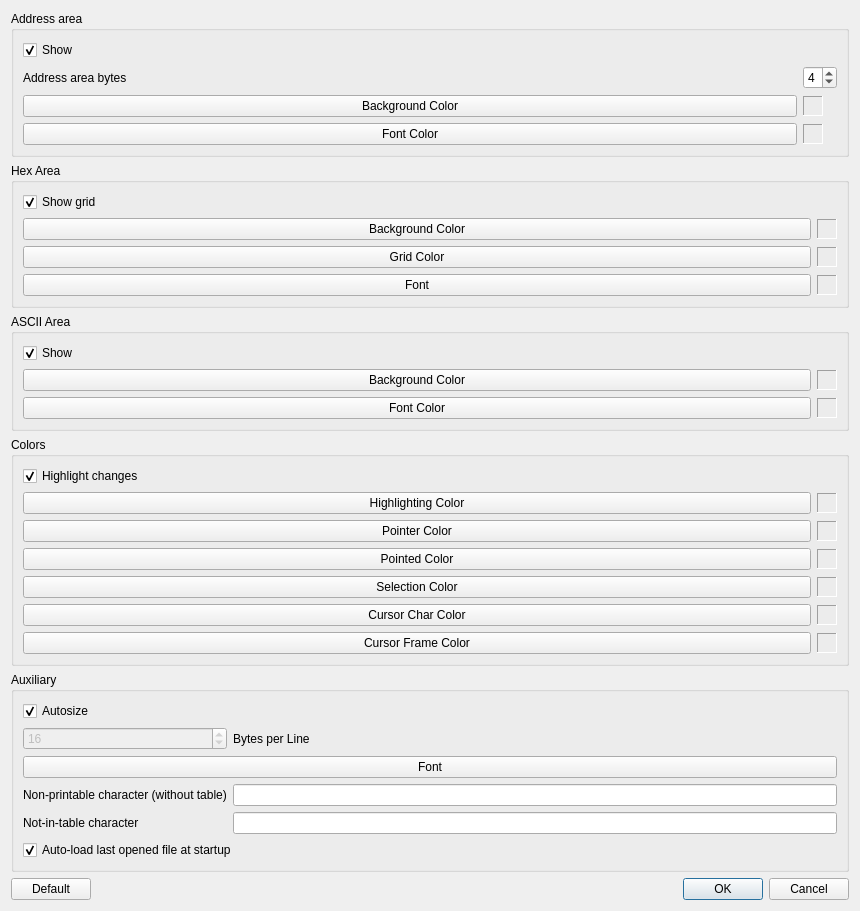
Qt form src/optionsdialog.ui (road-t/RTHextion) before a commit.
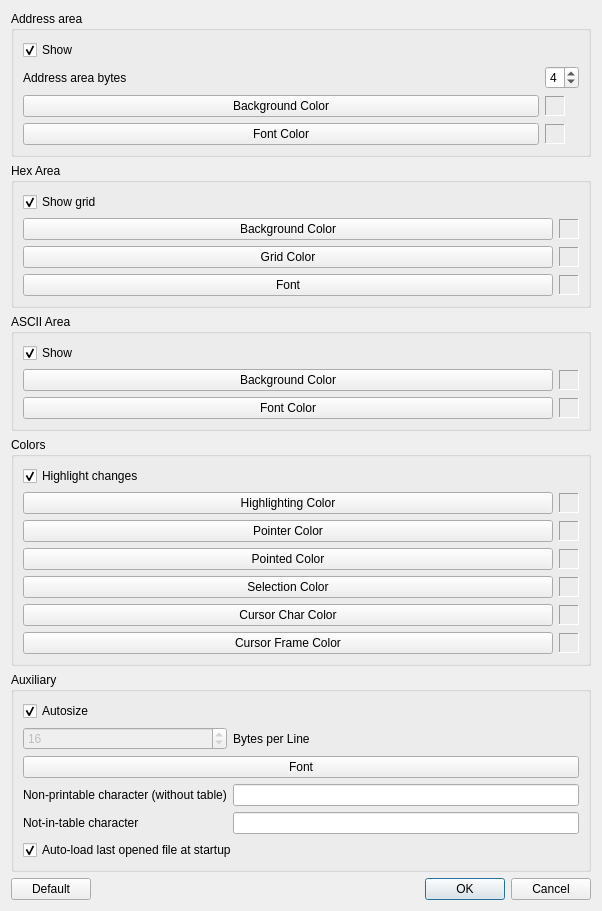
The same form after that commit.

Patch:
```diff
--- a/src/optionsdialog.ui
+++ b/src/optionsdialog.ui
@@ -9,7 +9,7 @@
    <rect>
     <x>0</x>
     <y>0</y>
-    <width>860</width>
+    <width>602</width>
     <height>620</height>
    </rect>
   </property>
```
